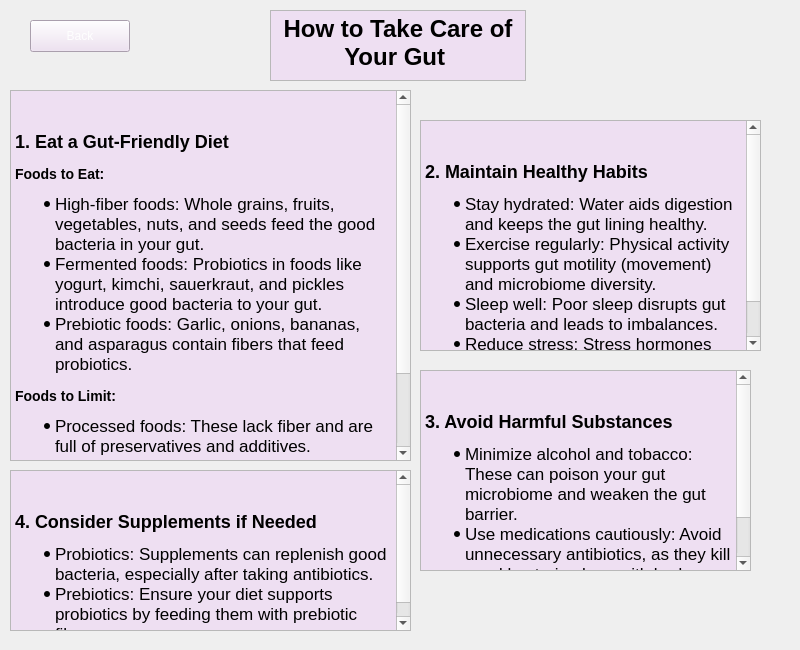
Qt form A8EduApp/howtostayhealthywidget.ui (University-of-Utah-CS3505/a9-edu-app-f24-00Calvin00) before a commit.
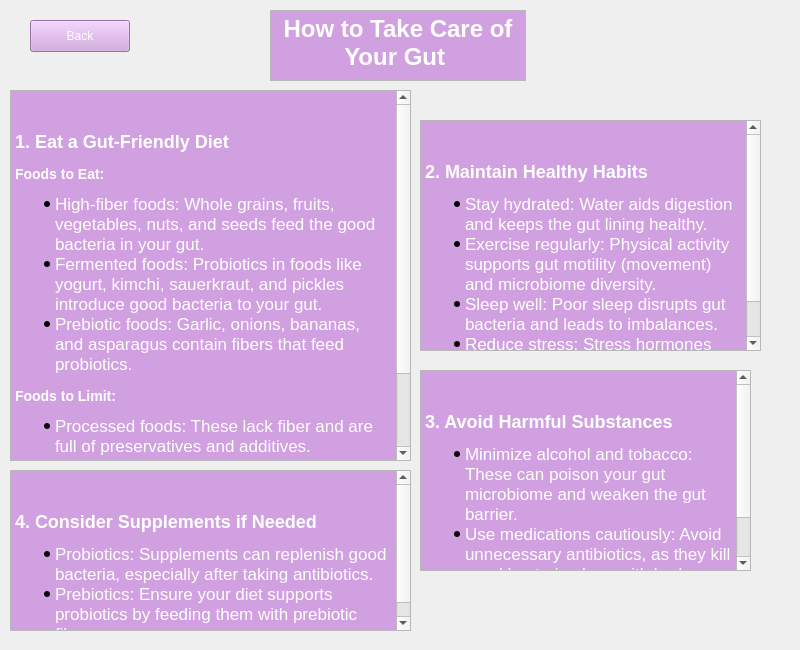
The same form after that commit.

The edit to the form file:
```diff
--- a/A8EduApp/howtostayhealthywidget.ui
+++ b/A8EduApp/howtostayhealthywidget.ui
@@ -23,7 +23,7 @@
     </rect>
    </property>
    <property name="styleSheet">
-    <string notr="true">background-color: rgb(238, 223, 242);
+    <string notr="true">background-color: rgb(209, 160, 224);
 color: rgb(254, 254, 254);</string>
    </property>
    <property name="text">
@@ -46,8 +46,8 @@
 hr { height: 1px; border-width: 0; }
 li.unchecked::marker { content: &quot;\2610&quot;; }
 li.checked::marker { content: &quot;\2612&quot;; }
-&lt;/style&gt;&lt;/head&gt;&lt;body style=&quot; font-family:'Segoe UI'; font-size:9pt; font-weight:400; font-style:normal;&quot; bgcolor=&quot;#eedff2&quot;&gt;
-&lt;h1 align=&quot;center&quot; style=&quot; margin-top:40px; margin-bottom:30px; margin-left:0px; margin-right:0px; -qt-block-indent:0; text-indent:0px;&quot;&gt;&lt;span style=&quot; font-family:'Times New Roman','Times','serif'; font-size:13pt; font-weight:700; color:#000000;&quot;&gt;How to Take Care of Your Gut&lt;/span&gt;&lt;span style=&quot; font-family:'.AppleSystemUIFont'; font-size:13pt; font-weight:700;&quot;&gt; &lt;/span&gt;&lt;/h1&gt;&lt;/body&gt;&lt;/html&gt;</string>
+&lt;/style&gt;&lt;/head&gt;&lt;body style=&quot; font-family:'.AppleSystemUIFont'; font-size:13pt; font-weight:400; font-style:normal;&quot; bgcolor=&quot;#d1a0e0&quot;&gt;
+&lt;h1 align=&quot;center&quot; style=&quot; margin-top:40px; margin-bottom:30px; margin-left:0px; margin-right:0px; -qt-block-indent:0; text-indent:0px;&quot;&gt;&lt;span style=&quot; font-family:'Times New Roman','Times','serif'; font-size:xx-large; font-weight:700; color:#ffffff;&quot;&gt;How to Take Care of Your Gut&lt;/span&gt;&lt;span style=&quot; font-size:xx-large; font-weight:700;&quot;&gt; &lt;/span&gt;&lt;/h1&gt;&lt;/body&gt;&lt;/html&gt;</string>
    </property>
   </widget>
   <widget class="QTextBrowser" name="textBrowser_2">
@@ -66,19 +66,19 @@
 hr { height: 1px; border-width: 0; }
 li.unchecked::marker { content: &quot;\2610&quot;; }
 li.checked::marker { content: &quot;\2612&quot;; }
-&lt;/style&gt;&lt;/head&gt;&lt;body style=&quot; font-family:'Segoe UI'; font-size:9pt; font-weight:400; font-style:normal;&quot; bgcolor=&quot;#eedff2&quot;&gt;
-&lt;p style=&quot; margin-top:0px; margin-bottom:0px; margin-left:0px; margin-right:0px; -qt-block-indent:0; text-indent:0px;&quot;&gt;&lt;span style=&quot; font-family:'Times New Roman','Times','serif'; font-size:13pt; color:#000000;&quot;&gt;    &lt;/span&gt;&lt;/p&gt;
-&lt;h2 style=&quot; margin-top:16px; margin-bottom:12px; margin-left:0px; margin-right:0px; -qt-block-indent:0; text-indent:0px;&quot;&gt;&lt;span style=&quot; font-family:'Times New Roman','Times','serif'; font-size:13pt; font-weight:700; color:#000000;&quot;&gt;1. Eat a Gut-Friendly Diet    &lt;/span&gt;&lt;/h2&gt;
-&lt;h3 style=&quot; margin-top:14px; margin-bottom:12px; margin-left:0px; margin-right:0px; -qt-block-indent:0; text-indent:0px;&quot;&gt;&lt;span style=&quot; font-family:'Times New Roman','Times','serif'; font-size:13pt; font-weight:700; color:#000000;&quot;&gt;Foods to Eat:    &lt;/span&gt;&lt;/h3&gt;
+&lt;/style&gt;&lt;/head&gt;&lt;body style=&quot; font-family:'.AppleSystemUIFont'; font-size:13pt; font-weight:400; font-style:normal;&quot; bgcolor=&quot;#d1a0e0&quot;&gt;
+&lt;p style=&quot; margin-top:0px; margin-bottom:0px; margin-left:0px; margin-right:0px; -qt-block-indent:0; text-indent:0px;&quot;&gt;&lt;span style=&quot; font-family:'Times New Roman','Times','serif'; color:#ffffff;&quot;&gt;    &lt;/span&gt;&lt;/p&gt;
+&lt;h2 style=&quot; margin-top:16px; margin-bottom:12px; margin-left:0px; margin-right:0px; -qt-block-indent:0; text-indent:0px;&quot;&gt;&lt;span style=&quot; font-family:'Times New Roman','Times','serif'; font-size:x-large; font-weight:700; color:#ffffff;&quot;&gt;1. Eat a Gut-Friendly Diet    &lt;/span&gt;&lt;/h2&gt;
+&lt;h3 style=&quot; margin-top:14px; margin-bottom:12px; margin-left:0px; margin-right:0px; -qt-block-indent:0; text-indent:0px;&quot;&gt;&lt;span style=&quot; font-family:'Times New Roman','Times','serif'; font-size:large; font-weight:700; color:#ffffff;&quot;&gt;Foods to Eat:    &lt;/span&gt;&lt;/h3&gt;
 &lt;ul style=&quot;margin-top: 0px; margin-bottom: 0px; margin-left: 0px; margin-right: 0px; -qt-list-indent: 1;&quot;&gt;
-&lt;li style=&quot; font-family:'Times New Roman','Times','serif'; font-size:13pt; color:#000000;&quot; style=&quot; margin-top:12px; margin-bottom:0px; margin-left:0px; margin-right:0px; -qt-block-indent:0; text-indent:0px;&quot;&gt;High-fiber foods: Whole grains, fruits, vegetables, nuts, and seeds feed the good bacteria in your gut.        &lt;/li&gt;
-&lt;li style=&quot; font-family:'Times New Roman','Times','serif'; font-size:13pt; color:#000000;&quot; style=&quot; margin-top:0px; margin-bottom:0px; margin-left:0px; margin-right:0px; -qt-block-indent:0; text-indent:0px;&quot;&gt;Fermented foods: Probiotics in foods like yogurt, kimchi, sauerkraut, and pickles introduce good bacteria to your gut.        &lt;/li&gt;
-&lt;li style=&quot; font-family:'Times New Roman','Times','serif'; font-size:13pt; color:#000000;&quot; style=&quot; margin-top:0px; margin-bottom:12px; margin-left:0px; margin-right:0px; -qt-block-indent:0; text-indent:0px;&quot;&gt;Prebiotic foods: Garlic, onions, bananas, and asparagus contain fibers that feed probiotics.        &lt;/li&gt;&lt;/ul&gt;
-&lt;h3 style=&quot; margin-top:14px; margin-bottom:12px; margin-left:0px; margin-right:0px; -qt-block-indent:0; text-indent:0px;&quot;&gt;&lt;span style=&quot; font-family:'Times New Roman','Times','serif'; font-size:13pt; font-weight:700; color:#000000;&quot;&gt;Foods to Limit:    &lt;/span&gt;&lt;/h3&gt;
+&lt;li style=&quot; font-family:'Times New Roman','Times','serif'; color:#ffffff;&quot; style=&quot; margin-top:12px; margin-bottom:0px; margin-left:0px; margin-right:0px; -qt-block-indent:0; text-indent:0px;&quot;&gt;High-fiber foods: Whole grains, fruits, vegetables, nuts, and seeds feed the good bacteria in your gut.        &lt;/li&gt;
+&lt;li style=&quot; font-family:'Times New Roman','Times','serif'; color:#ffffff;&quot; style=&quot; margin-top:0px; margin-bottom:0px; margin-left:0px; margin-right:0px; -qt-block-indent:0; text-indent:0px;&quot;&gt;Fermented foods: Probiotics in foods like yogurt, kimchi, sauerkraut, and pickles introduce good bacteria to your gut.        &lt;/li&gt;
+&lt;li style=&quot; font-family:'Times New Roman','Times','serif'; color:#ffffff;&quot; style=&quot; margin-top:0px; margin-bottom:12px; margin-left:0px; margin-right:0px; -qt-block-indent:0; text-indent:0px;&quot;&gt;Prebiotic foods: Garlic, onions, bananas, and asparagus contain fibers that feed probiotics.        &lt;/li&gt;&lt;/ul&gt;
+&lt;h3 style=&quot; margin-top:14px; margin-bottom:12px; margin-left:0px; margin-right:0px; -qt-block-indent:0; text-indent:0px;&quot;&gt;&lt;span style=&quot; font-family:'Times New Roman','Times','serif'; font-size:large; font-weight:700; color:#ffffff;&quot;&gt;Foods to Limit:    &lt;/span&gt;&lt;/h3&gt;
 &lt;ul style=&quot;margin-top: 0px; margin-bottom: 0px; margin-left: 0px; margin-right: 0px; -qt-list-indent: 1;&quot;&gt;
-&lt;li style=&quot; font-family:'Times New Roman','Times','serif'; font-size:13pt; color:#000000;&quot; style=&quot; margin-top:12px; margin-bottom:0px; margin-left:0px; margin-right:0px; -qt-block-indent:0; text-indent:0px;&quot;&gt;Processed foods: These lack fiber and are full of preservatives and additives.        &lt;/li&gt;
-&lt;li style=&quot; font-family:'Times New Roman','Times','serif'; font-size:13pt; color:#000000;&quot; style=&quot; margin-top:0px; margin-bottom:0px; margin-left:0px; margin-right:0px; -qt-block-indent:0; text-indent:0px;&quot;&gt;Foods high in sugar and saturated fats: These encourage harmful bacteria to grow.        &lt;/li&gt;
-&lt;li style=&quot; font-family:'Times New Roman','Times','serif'; font-size:13pt; color:#000000;&quot; style=&quot; margin-top:0px; margin-bottom:12px; margin-left:0px; margin-right:0px; -qt-block-indent:0; text-indent:0px;&quot;&gt;Red meat and egg yolks (in excess): Some bacteria turn these into TMAO, a harmful chemical.    &lt;/li&gt;&lt;/ul&gt;&lt;/body&gt;&lt;/html&gt;</string>
+&lt;li style=&quot; font-family:'Times New Roman','Times','serif'; color:#ffffff;&quot; style=&quot; margin-top:12px; margin-bottom:0px; margin-left:0px; margin-right:0px; -qt-block-indent:0; text-indent:0px;&quot;&gt;Processed foods: These lack fiber and are full of preservatives and additives.        &lt;/li&gt;
+&lt;li style=&quot; font-family:'Times New Roman','Times','serif'; color:#ffffff;&quot; style=&quot; margin-top:0px; margin-bottom:0px; margin-left:0px; margin-right:0px; -qt-block-indent:0; text-indent:0px;&quot;&gt;Foods high in sugar and saturated fats: These encourage harmful bacteria to grow.        &lt;/li&gt;
+&lt;li style=&quot; font-family:'Times New Roman','Times','serif'; color:#ffffff;&quot; style=&quot; margin-top:0px; margin-bottom:12px; margin-left:0px; margin-right:0px; -qt-block-indent:0; text-indent:0px;&quot;&gt;Red meat and egg yolks (in excess): Some bacteria turn these into TMAO, a harmful chemical.    &lt;/li&gt;&lt;/ul&gt;&lt;/body&gt;&lt;/html&gt;</string>
    </property>
   </widget>
   <widget class="QTextBrowser" name="textBrowser_3">
@@ -97,14 +97,14 @@
 hr { height: 1px; border-width: 0; }
 li.unchecked::marker { content: &quot;\2610&quot;; }
 li.checked::marker { content: &quot;\2612&quot;; }
-&lt;/style&gt;&lt;/head&gt;&lt;body style=&quot; font-family:'Segoe UI'; font-size:9pt; font-weight:400; font-style:normal;&quot; bgcolor=&quot;#eedff2&quot;&gt;
-&lt;p style=&quot; margin-top:0px; margin-bottom:0px; margin-left:0px; margin-right:0px; -qt-block-indent:0; text-indent:0px;&quot;&gt;&lt;span style=&quot; font-family:'Times New Roman','Times','serif'; font-size:13pt; color:#ffffff;&quot;&gt;    &lt;/span&gt;&lt;/p&gt;
-&lt;h2 style=&quot; margin-top:16px; margin-bottom:12px; margin-left:0px; margin-right:0px; -qt-block-indent:0; text-indent:0px;&quot;&gt;&lt;span style=&quot; font-family:'Times New Roman','Times','serif'; font-size:13pt; font-weight:700; color:#000000;&quot;&gt;2. Maintain Healthy Habits    &lt;/span&gt;&lt;/h2&gt;
+&lt;/style&gt;&lt;/head&gt;&lt;body style=&quot; font-family:'.AppleSystemUIFont'; font-size:13pt; font-weight:400; font-style:normal;&quot; bgcolor=&quot;#d1a0e0&quot;&gt;
+&lt;p style=&quot; margin-top:0px; margin-bottom:0px; margin-left:0px; margin-right:0px; -qt-block-indent:0; text-indent:0px;&quot;&gt;&lt;span style=&quot; font-family:'Times New Roman','Times','serif'; color:#ffffff;&quot;&gt;    &lt;/span&gt;&lt;/p&gt;
+&lt;h2 style=&quot; margin-top:16px; margin-bottom:12px; margin-left:0px; margin-right:0px; -qt-block-indent:0; text-indent:0px;&quot;&gt;&lt;span style=&quot; font-family:'Times New Roman','Times','serif'; font-size:x-large; font-weight:700; color:#ffffff;&quot;&gt;2. Maintain Healthy Habits    &lt;/span&gt;&lt;/h2&gt;
 &lt;ul style=&quot;margin-top: 0px; margin-bottom: 0px; margin-left: 0px; margin-right: 0px; -qt-list-indent: 1;&quot;&gt;
-&lt;li style=&quot; font-family:'Times New Roman','Times','serif'; font-size:13pt; color:#000000;&quot; style=&quot; margin-top:12px; margin-bottom:0px; margin-left:0px; margin-right:0px; -qt-block-indent:0; text-indent:0px;&quot;&gt;Stay hydrated: Water aids digestion and keeps the gut lining healthy.        &lt;/li&gt;
-&lt;li style=&quot; font-family:'Times New Roman','Times','serif'; font-size:13pt; color:#000000;&quot; style=&quot; margin-top:0px; margin-bottom:0px; margin-left:0px; margin-right:0px; -qt-block-indent:0; text-indent:0px;&quot;&gt;Exercise regularly: Physical activity supports gut motility (movement) and microbiome diversity.        &lt;/li&gt;
-&lt;li style=&quot; font-family:'Times New Roman','Times','serif'; font-size:13pt; color:#000000;&quot; style=&quot; margin-top:0px; margin-bottom:0px; margin-left:0px; margin-right:0px; -qt-block-indent:0; text-indent:0px;&quot;&gt;Sleep well: Poor sleep disrupts gut bacteria and leads to imbalances.        &lt;/li&gt;
-&lt;li style=&quot; font-family:'Times New Roman','Times','serif'; font-size:13pt; color:#000000;&quot; style=&quot; margin-top:0px; margin-bottom:12px; margin-left:0px; margin-right:0px; -qt-block-indent:0; text-indent:0px;&quot;&gt;Reduce stress: Stress hormones can harm your gut lining and change your microbiome.    &lt;/li&gt;&lt;/ul&gt;&lt;/body&gt;&lt;/html&gt;</string>
+&lt;li style=&quot; font-family:'Times New Roman','Times','serif'; color:#ffffff;&quot; style=&quot; margin-top:12px; margin-bottom:0px; margin-left:0px; margin-right:0px; -qt-block-indent:0; text-indent:0px;&quot;&gt;Stay hydrated: Water aids digestion and keeps the gut lining healthy.        &lt;/li&gt;
+&lt;li style=&quot; font-family:'Times New Roman','Times','serif'; color:#ffffff;&quot; style=&quot; margin-top:0px; margin-bottom:0px; margin-left:0px; margin-right:0px; -qt-block-indent:0; text-indent:0px;&quot;&gt;Exercise regularly: Physical activity supports gut motility (movement) and microbiome diversity.        &lt;/li&gt;
+&lt;li style=&quot; font-family:'Times New Roman','Times','serif'; color:#ffffff;&quot; style=&quot; margin-top:0px; margin-bottom:0px; margin-left:0px; margin-right:0px; -qt-block-indent:0; text-indent:0px;&quot;&gt;Sleep well: Poor sleep disrupts gut bacteria and leads to imbalances.        &lt;/li&gt;
+&lt;li style=&quot; font-family:'Times New Roman','Times','serif'; color:#ffffff;&quot; style=&quot; margin-top:0px; margin-bottom:12px; margin-left:0px; margin-right:0px; -qt-block-indent:0; text-indent:0px;&quot;&gt;Reduce stress: Stress hormones can harm your gut lining and change your microbiome.    &lt;/li&gt;&lt;/ul&gt;&lt;/body&gt;&lt;/html&gt;</string>
    </property>
   </widget>
   <widget class="QTextBrowser" name="textBrowser_4">
@@ -123,12 +123,12 @@
 hr { height: 1px; border-width: 0; }
 li.unchecked::marker { content: &quot;\2610&quot;; }
 li.checked::marker { content: &quot;\2612&quot;; }
-&lt;/style&gt;&lt;/head&gt;&lt;body style=&quot; font-family:'Segoe UI'; font-size:9pt; font-weight:400; font-style:normal;&quot; bgcolor=&quot;#eedff2&quot;&gt;
-&lt;p style=&quot; margin-top:0px; margin-bottom:0px; margin-left:0px; margin-right:0px; -qt-block-indent:0; text-indent:0px;&quot;&gt;&lt;span style=&quot; font-family:'Times New Roman','Times','serif'; font-size:13pt; color:#000000;&quot;&gt;    &lt;/span&gt;&lt;/p&gt;
-&lt;h2 style=&quot; margin-top:16px; margin-bottom:12px; margin-left:0px; margin-right:0px; -qt-block-indent:0; text-indent:0px;&quot;&gt;&lt;span style=&quot; font-family:'Times New Roman','Times','serif'; font-size:13pt; font-weight:700; color:#000000;&quot;&gt;3. Avoid Harmful Substances    &lt;/span&gt;&lt;/h2&gt;
+&lt;/style&gt;&lt;/head&gt;&lt;body style=&quot; font-family:'.AppleSystemUIFont'; font-size:13pt; font-weight:400; font-style:normal;&quot; bgcolor=&quot;#d1a0e0&quot;&gt;
+&lt;p style=&quot; margin-top:0px; margin-bottom:0px; margin-left:0px; margin-right:0px; -qt-block-indent:0; text-indent:0px;&quot;&gt;&lt;span style=&quot; font-family:'Times New Roman','Times','serif'; color:#000000;&quot;&gt;    &lt;/span&gt;&lt;/p&gt;
+&lt;h2 style=&quot; margin-top:16px; margin-bottom:12px; margin-left:0px; margin-right:0px; -qt-block-indent:0; text-indent:0px;&quot;&gt;&lt;span style=&quot; font-family:'Times New Roman','Times','serif'; font-size:x-large; font-weight:700; color:#ffffff;&quot;&gt;3. Avoid Harmful Substances    &lt;/span&gt;&lt;/h2&gt;
 &lt;ul style=&quot;margin-top: 0px; margin-bottom: 0px; margin-left: 0px; margin-right: 0px; -qt-list-indent: 1;&quot;&gt;
-&lt;li style=&quot; font-family:'Times New Roman','Times','serif'; font-size:13pt; color:#000000;&quot; style=&quot; margin-top:12px; margin-bottom:0px; margin-left:0px; margin-right:0px; -qt-block-indent:0; text-indent:0px;&quot;&gt;Minimize alcohol and tobacco: These can poison your gut microbiome and weaken the gut barrier.        &lt;/li&gt;
-&lt;li style=&quot; font-family:'Times New Roman','Times','serif'; font-size:13pt; color:#000000;&quot; style=&quot; margin-top:0px; margin-bottom:12px; margin-left:0px; margin-right:0px; -qt-block-indent:0; text-indent:0px;&quot;&gt;Use medications cautiously: Avoid unnecessary antibiotics, as they kill good bacteria along with bad ones. Acid blockers and NSAIDs can also disrupt gut health.    &lt;/li&gt;&lt;/ul&gt;&lt;/body&gt;&lt;/html&gt;</string>
+&lt;li style=&quot; font-family:'Times New Roman','Times','serif'; color:#ffffff;&quot; style=&quot; margin-top:12px; margin-bottom:0px; margin-left:0px; margin-right:0px; -qt-block-indent:0; text-indent:0px;&quot;&gt;Minimize alcohol and tobacco: These can poison your gut microbiome and weaken the gut barrier.        &lt;/li&gt;
+&lt;li style=&quot; font-family:'Times New Roman','Times','serif'; color:#ffffff;&quot; style=&quot; margin-top:0px; margin-bottom:12px; margin-left:0px; margin-right:0px; -qt-block-indent:0; text-indent:0px;&quot;&gt;Use medications cautiously: Avoid unnecessary antibiotics, as they kill good bacteria along with bad ones. Acid blockers and NSAIDs can also disrupt gut health.    &lt;/li&gt;&lt;/ul&gt;&lt;/body&gt;&lt;/html&gt;</string>
    </property>
   </widget>
   <widget class="QTextBrowser" name="textBrowser_5">
@@ -147,12 +147,12 @@
 hr { height: 1px; border-width: 0; }
 li.unchecked::marker { content: &quot;\2610&quot;; }
 li.checked::marker { content: &quot;\2612&quot;; }
-&lt;/style&gt;&lt;/head&gt;&lt;body style=&quot; font-family:'Segoe UI'; font-size:9pt; font-weight:400; font-style:normal;&quot; bgcolor=&quot;#eedff2&quot;&gt;
-&lt;p style=&quot; margin-top:0px; margin-bottom:0px; margin-left:0px; margin-right:0px; -qt-block-indent:0; text-indent:0px;&quot;&gt;&lt;span style=&quot; font-family:'Times New Roman','Times','serif'; font-size:13pt; color:#ffffff;&quot;&gt;    &lt;/span&gt;&lt;/p&gt;
-&lt;h2 style=&quot; margin-top:16px; margin-bottom:12px; margin-left:0px; margin-right:0px; -qt-block-indent:0; text-indent:0px;&quot;&gt;&lt;span style=&quot; font-family:'Times New Roman','Times','serif'; font-size:13pt; font-weight:700; color:#000000;&quot;&gt;4. Consider Supplements if Needed    &lt;/span&gt;&lt;/h2&gt;
+&lt;/style&gt;&lt;/head&gt;&lt;body style=&quot; font-family:'.AppleSystemUIFont'; font-size:13pt; font-weight:400; font-style:normal;&quot; bgcolor=&quot;#d1a0e0&quot;&gt;
+&lt;p style=&quot; margin-top:0px; margin-bottom:0px; margin-left:0px; margin-right:0px; -qt-block-indent:0; text-indent:0px;&quot;&gt;&lt;span style=&quot; font-family:'Times New Roman','Times','serif'; color:#ffffff;&quot;&gt;    &lt;/span&gt;&lt;/p&gt;
+&lt;h2 style=&quot; margin-top:16px; margin-bottom:12px; margin-left:0px; margin-right:0px; -qt-block-indent:0; text-indent:0px;&quot;&gt;&lt;span style=&quot; font-family:'Times New Roman','Times','serif'; font-size:x-large; font-weight:700; color:#ffffff;&quot;&gt;4. Consider Supplements if Needed    &lt;/span&gt;&lt;/h2&gt;
 &lt;ul style=&quot;margin-top: 0px; margin-bottom: 0px; margin-left: 0px; margin-right: 0px; -qt-list-indent: 1;&quot;&gt;
-&lt;li style=&quot; font-family:'Times New Roman','Times','serif'; font-size:13pt; color:#000000;&quot; style=&quot; margin-top:12px; margin-bottom:0px; margin-left:0px; margin-right:0px; -qt-block-indent:0; text-indent:0px;&quot;&gt;Probiotics: Supplements can replenish good bacteria, especially after taking antibiotics.        &lt;/li&gt;
-&lt;li style=&quot; font-family:'Times New Roman','Times','serif'; font-size:13pt; color:#000000;&quot; style=&quot; margin-top:0px; margin-bottom:12px; margin-left:0px; margin-right:0px; -qt-block-indent:0; text-indent:0px;&quot;&gt;Prebiotics: Ensure your diet supports probiotics by feeding them with prebiotic fibers.    &lt;/li&gt;&lt;/ul&gt;&lt;/body&gt;&lt;/html&gt;</string>
+&lt;li style=&quot; font-family:'Times New Roman','Times','serif'; color:#ffffff;&quot; style=&quot; margin-top:12px; margin-bottom:0px; margin-left:0px; margin-right:0px; -qt-block-indent:0; text-indent:0px;&quot;&gt;Probiotics: Supplements can replenish good bacteria, especially after taking antibiotics.        &lt;/li&gt;
+&lt;li style=&quot; font-family:'Times New Roman','Times','serif'; color:#ffffff;&quot; style=&quot; margin-top:0px; margin-bottom:12px; margin-left:0px; margin-right:0px; -qt-block-indent:0; text-indent:0px;&quot;&gt;Prebiotics: Ensure your diet supports probiotics by feeding them with prebiotic fibers.    &lt;/li&gt;&lt;/ul&gt;&lt;/body&gt;&lt;/html&gt;</string>
    </property>
   </widget>
  </widget>
```
